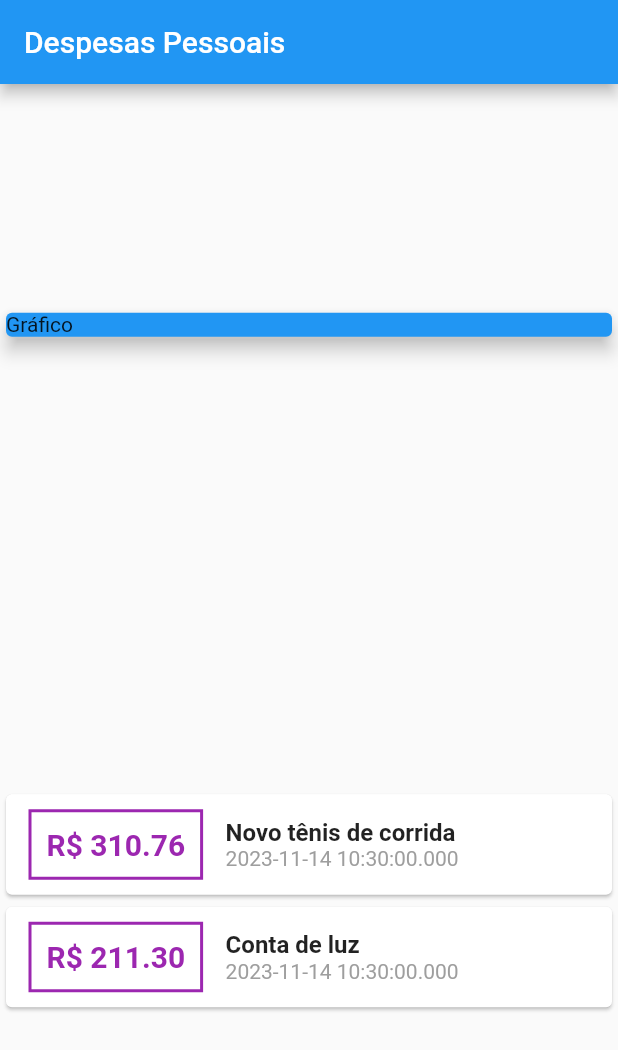
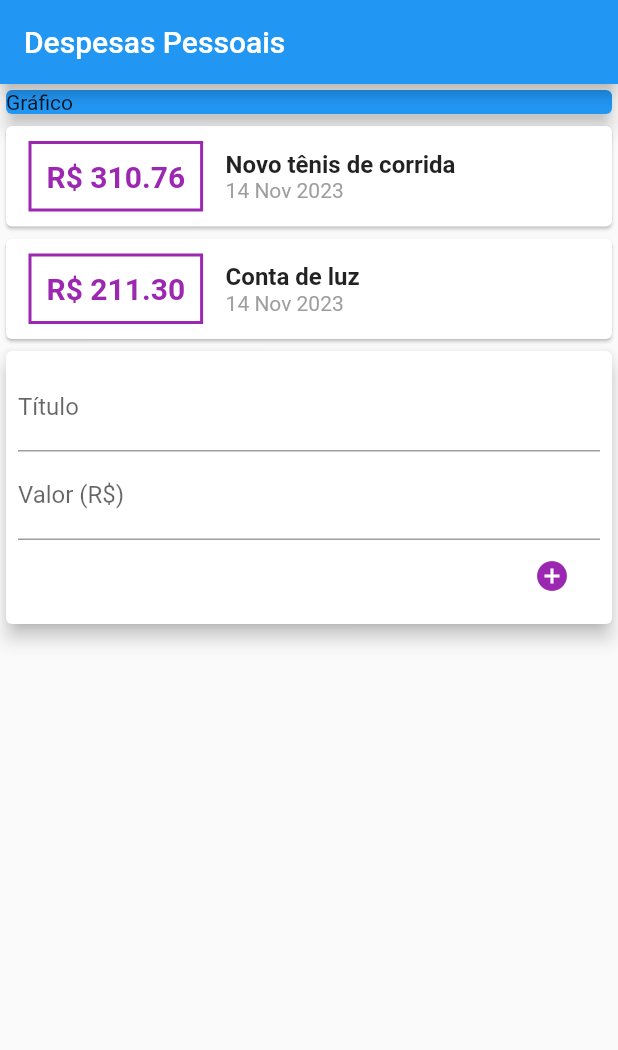
Before and after one commit to GabrielMelo01/expenses, a Flutter app: the screen it shows after launch, on a phone screen of 412 x 824 dp. Shown: the top 1050 px of the screen. Run offline on Flutter 3.47's test engine with Material 2 defaults, Android fonts, the phone set to English and light mode, and no system bars.

Commit message:
Usando TextField

```diff
--- a/lib/main.dart
+++ b/lib/main.dart
@@ -1,6 +1,7 @@
 import 'package:expenses/models/transaction.dart';
 import 'package:flutter/cupertino.dart';
 import 'package:flutter/material.dart';
+import 'package:intl/intl.dart';
 
 void main() {
   runApp(ExpensesApp());
@@ -14,6 +15,10 @@ class ExpensesApp extends StatelessWidget {
 }
 
 class MyHomePage extends StatelessWidget {
+
+  final titleController = TextEditingController();
+  final valueController = TextEditingController();
+
   final _transactions = [
     Transaction(
         id: 't1',
@@ -34,7 +39,6 @@ class MyHomePage extends StatelessWidget {
         title: Text('Despesas Pessoais'),
       ),
       body: Column(
-        mainAxisAlignment: MainAxisAlignment.spaceAround,
         crossAxisAlignment: CrossAxisAlignment.stretch,
         children: [
           Container(
@@ -51,7 +55,7 @@ class MyHomePage extends StatelessWidget {
                 child: Row(
                   children:[
                     Container(
-                      margin: EdgeInsets.symmetric(
+                      margin: const EdgeInsets.symmetric(
                         horizontal: 15,
                         vertical: 10
                       ),
@@ -64,7 +68,7 @@ class MyHomePage extends StatelessWidget {
                       padding: EdgeInsets.all(10),
                       child: Text(
                           'R\$ ${e.value.toStringAsFixed(2)}',
-                          style: TextStyle(
+                          style: const TextStyle(
                             fontWeight: FontWeight.bold,
                             fontSize: 20,
                             color: Colors.purple
@@ -76,13 +80,14 @@ class MyHomePage extends StatelessWidget {
                       children: [
                         Text(
                             e.title,
-                            style: TextStyle(
+                            style: const TextStyle(
                               fontWeight: FontWeight.bold,
                               fontSize: 16
                             ),
                         ),
-                        Text(e.date.toString(),
-                          style: TextStyle(
+                        Text(
+                          DateFormat('d MMM y').format(e.date),
+                          style: const TextStyle(
                             color: Colors.grey
                           ),
                         )
@@ -92,6 +97,43 @@ class MyHomePage extends StatelessWidget {
                 ),
               );
             }).toList(),
+          ),
+          Card(
+            elevation: 5,
+            child: Padding(
+              padding: const EdgeInsets.all(8),
+             child: Column(
+                children: [
+                  TextField(
+                    controller: titleController,
+                    decoration: const InputDecoration(
+                      labelText: 'Título',
+                    ),
+                  ),
+                  TextField(
+                    controller: valueController,
+                    decoration: const InputDecoration(
+                      labelText: 'Valor (R\$)',
+                    ),
+                  ),
+                  Row(
+                    mainAxisAlignment: MainAxisAlignment.end,
+                    children: [
+                      TextButton(
+                        style: TextButton.styleFrom(
+                          primary: Colors.purple
+                        ),
+                        onPressed: () {
+                          print(titleController.text);
+                          print(valueController.text);
+                        },
+                        child: Icon(Icons.add_circle),
+                      )
+                    ],
+                  )
+                ],
+              ),
+            )
           )
         ],
       ),
--- a/pubspec.yaml
+++ b/pubspec.yaml
@@ -29,6 +29,7 @@ environment:
 dependencies:
   flutter:
     sdk: flutter
+  intl: ^0.18.1
 
 
   # The following adds the Cupertino Icons font to your application.
```
Also changed, not shown: pubspec.lock.
